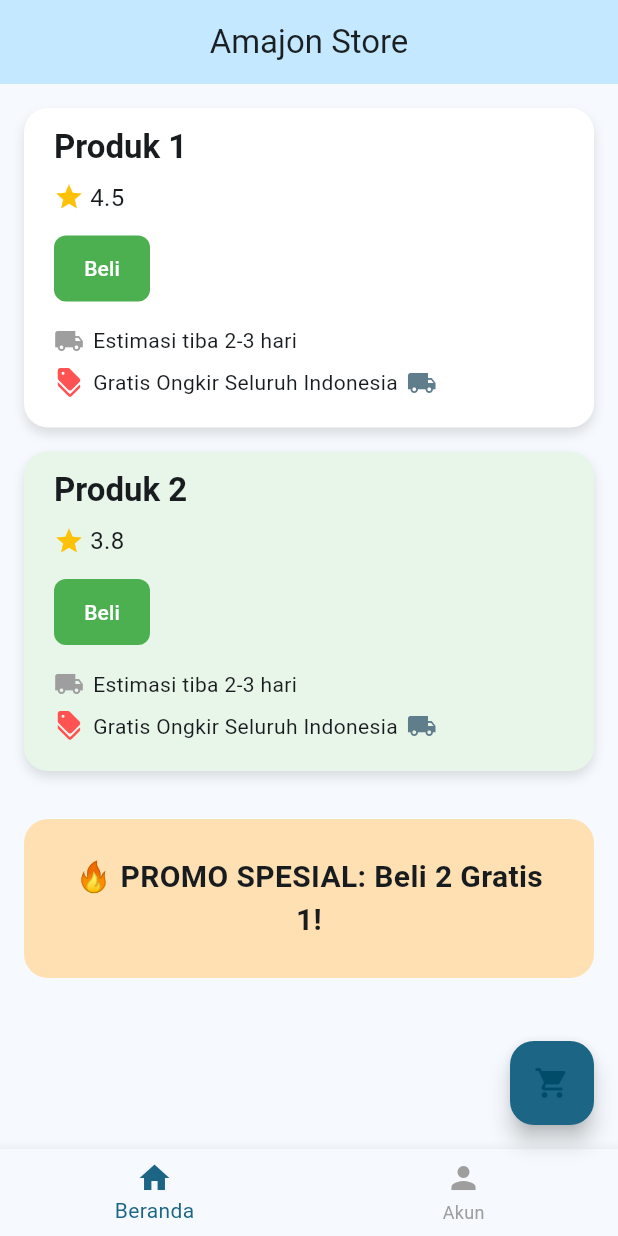
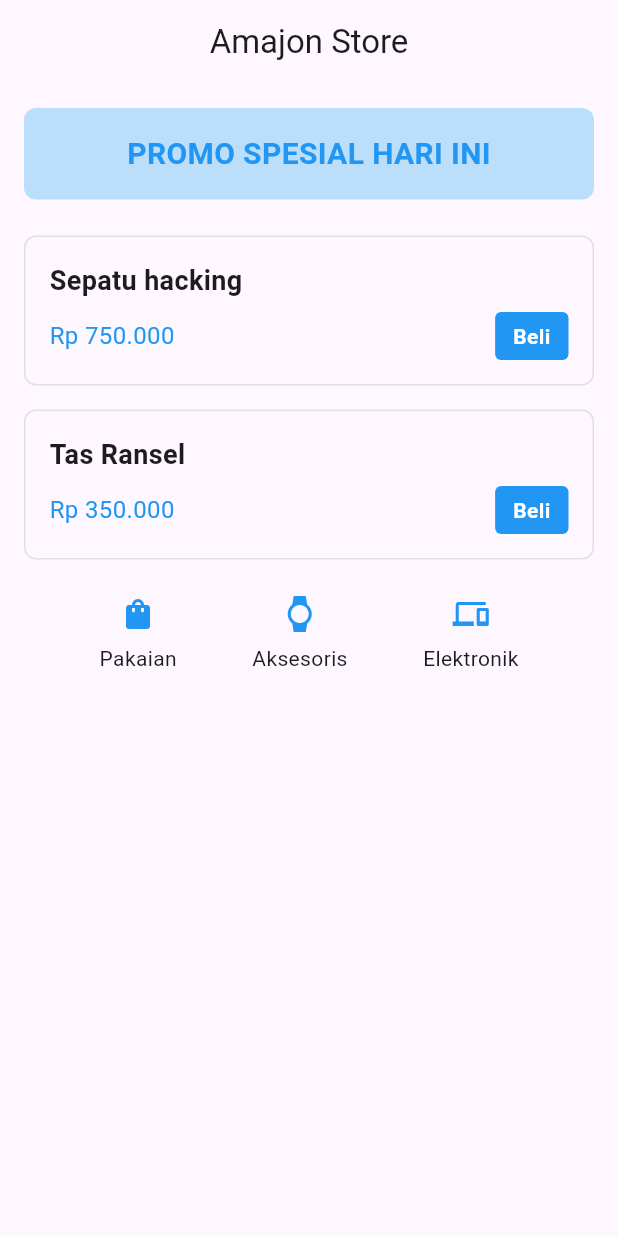
Before and after one commit to adeliarahmas/adelia_2300016054_Tekmob, a Flutter app: the screen it shows after launch, on a phone screen of 412 x 824 dp. Run offline on Flutter 3.47's test engine with Material 3 defaults, Android fonts, the phone set to English and light mode, and no system bars.

Commit message:
Update main.dart

```diff
--- a/lib/main.dart
+++ b/lib/main.dart
@@ -1,144 +1,191 @@
 import 'package:flutter/material.dart';
 
-void main() {
-  runApp(const MyApp());
-}
+void main() => runApp(const MyApp());
 
 class MyApp extends StatelessWidget {
-  const MyApp({super.key});
+  const MyApp({Key? key}) : super(key: key);
 
   @override
   Widget build(BuildContext context) {
     return MaterialApp(
       title: 'Amajon Store',
-      theme: ThemeData(
-        colorScheme: ColorScheme.fromSeed(seedColor: Colors.lightBlueAccent),
-        useMaterial3: true,
-        fontFamily: 'Roboto',
-      ),
-      home: const MyHomePage(),
-      debugShowCheckedModeBanner: false,
+      theme: ThemeData(),
+      home: const ECommerceScreen(),
     );
   }
 }
 
-class MyHomePage extends StatelessWidget {
-  const MyHomePage({super.key});
+class ECommerceScreen extends StatelessWidget {
+  const ECommerceScreen({Key? key}) : super(key: key);
 
   @override
   Widget build(BuildContext context) {
     return Scaffold(
-      appBar: AppBar(
-        title: const Text("Amajon Store"),
-        centerTitle: true,
-        backgroundColor: Theme.of(context).colorScheme.primaryContainer,
-        foregroundColor: Colors.black87,
-      ),
-      body: ListView(
+      appBar: AppBar(title: const Text('Amajon Store'), centerTitle: true),
+      body: SafeArea(
+        child: Column(
+          crossAxisAlignment: CrossAxisAlignment.stretch,
+          children: <Widget>[
+            // Banner Promo
+            Container(
+              margin: const EdgeInsets.all(16.0),
               padding: const EdgeInsets.all(16.0),
-        children: [
-          buildProductCard(context, "Produk 1", Colors.white, 4.5),
-          const SizedBox(height: 16),
-          buildProductCard(context, "Produk 2", Colors.green.shade50, 3.8),
-          const SizedBox(height: 32),
-          // Footer promo
-          Container(
-            padding: const EdgeInsets.all(24),
               decoration: BoxDecoration(
-              color: Colors.orange.shade100,
-              borderRadius: BorderRadius.circular(16),
+                color: Colors.blue.shade100,
+                borderRadius: BorderRadius.circular(8.0),
               ),
               child: const Text(
-              "🔥 PROMO SPESIAL: Beli 2 Gratis 1!",
-              style: TextStyle(fontSize: 20, fontWeight: FontWeight.bold),
+                'PROMO SPESIAL HARI INI',
                 textAlign: TextAlign.center,
+                style: TextStyle(
+                  fontSize: 20.0,
+                  fontWeight: FontWeight.bold,
+                  color: Colors.blue,
+                ),
+              ),
+            ),
+
+            // Produk 1
+            Container(
+              margin: const EdgeInsets.symmetric(
+                horizontal: 16.0,
+                vertical: 8.0,
+              ),
+              padding: const EdgeInsets.all(16.0),
+              decoration: BoxDecoration(
+                border: Border.all(color: Colors.grey.shade300),
+                borderRadius: BorderRadius.circular(8.0),
+              ),
+              child: Column(
+                crossAxisAlignment: CrossAxisAlignment.start,
+                children: <Widget>[
+                  const Text(
+                    'Sepatu hacking',
+                    style: TextStyle(
+                      fontSize: 18.0,
+                      fontWeight: FontWeight.bold,
+                    ),
+                  ),
+                  const SizedBox(height: 8.0),
+                  Row(
+                    mainAxisAlignment: MainAxisAlignment.spaceBetween,
+                    children: <Widget>[
+                      const Text(
+                        'Rp 750.000',
+                        style: TextStyle(color: Colors.blue, fontSize: 16.0),
+                      ),
+                      Container(
+                        padding: const EdgeInsets.symmetric(
+                          horizontal: 12.0,
+                          vertical: 6.0,
+                        ),
+                        decoration: BoxDecoration(
+                          color: Colors.blue,
+                          borderRadius: BorderRadius.circular(4.0),
+                        ),
+                        child: const Center(
+                          child: Text(
+                            'Beli',
+                            style: TextStyle(
+                              color: Colors.white,
+                              fontWeight: FontWeight.bold,
+                            ),
+                          ),
                         ),
                       ),
                     ],
                   ),
-      floatingActionButton: FloatingActionButton(
-        onPressed: () {},
-        backgroundColor: Theme.of(context).colorScheme.primary,
-        child: const Icon(Icons.shopping_cart),
-      ),
-      bottomNavigationBar: BottomNavigationBar(
-        selectedItemColor: Theme.of(context).colorScheme.primary,
-        unselectedItemColor: Colors.grey,
-        items: const [
-          BottomNavigationBarItem(icon: Icon(Icons.home), label: 'Beranda'),
-          BottomNavigationBarItem(icon: Icon(Icons.person), label: 'Akun'),
                 ],
               ),
-    );
-  }
+            ),
 
-  Widget buildProductCard(
-    BuildContext context,
-    String title,
-    Color bgColor,
-    double rating,
-  ) {
-    return Container(
-      padding: const EdgeInsets.only(left: 20, top: 12, right: 12, bottom: 20),
+            // Produk 2
+            Container(
+              margin: const EdgeInsets.symmetric(
+                horizontal: 16.0,
+                vertical: 8.0,
+              ),
+              padding: const EdgeInsets.all(16.0),
               decoration: BoxDecoration(
-        color: bgColor,
-        borderRadius: BorderRadius.circular(16),
-        boxShadow: const [
-          BoxShadow(color: Colors.black12, blurRadius: 6, offset: Offset(0, 4)),
-        ],
+                border: Border.all(color: Colors.grey.shade300),
+                borderRadius: BorderRadius.circular(8.0),
               ),
               child: Column(
                 crossAxisAlignment: CrossAxisAlignment.start,
-        children: [
-          Text(
-            title,
-            style: Theme.of(
-              context,
-            ).textTheme.titleLarge?.copyWith(fontWeight: FontWeight.bold),
-          ),
-          const SizedBox(height: 8),
-          Row(
-            children: [
-              const Icon(Icons.star, color: Colors.amber, size: 20),
-              const SizedBox(width: 4),
-              Text(rating.toString(), style: const TextStyle(fontSize: 16)),
-            ],
-          ),
-          const SizedBox(height: 12),
-          FilledButton(
-            onPressed: () {},
-            style: FilledButton.styleFrom(
-              backgroundColor: Colors.green,
-              padding: const EdgeInsets.symmetric(horizontal: 20, vertical: 12),
-              shape: RoundedRectangleBorder(
-                borderRadius: BorderRadius.circular(8),
+                children: <Widget>[
+                  const Text(
+                    'Tas Ransel',
+                    style: TextStyle(
+                      fontSize: 18.0,
+                      fontWeight: FontWeight.bold,
                     ),
                   ),
-            child: const Text("Beli"),
+                  const SizedBox(height: 8.0),
+                  Row(
+                    mainAxisAlignment: MainAxisAlignment.spaceBetween,
+                    children: <Widget>[
+                      const Text(
+                        'Rp 350.000',
+                        style: TextStyle(color: Colors.blue, fontSize: 16.0),
                       ),
-          const SizedBox(height: 14),
-          Row(
-            children: const [
-              Icon(Icons.local_shipping, size: 20, color: Colors.grey),
-              SizedBox(width: 6),
-              Text("Estimasi tiba 2-3 hari", style: TextStyle(fontSize: 14)),
-            ],
+                      Container(
+                        padding: const EdgeInsets.symmetric(
+                          horizontal: 12.0,
+                          vertical: 6.0,
                         ),
-          const SizedBox(height: 8),
-          Row(
-            children: const [
-              Icon(Icons.discount, size: 20, color: Colors.redAccent),
-              SizedBox(width: 6),
-              Text(
-                "Gratis Ongkir Seluruh Indonesia",
-                style: TextStyle(fontSize: 14),
+                        decoration: BoxDecoration(
+                          color: Colors.blue,
+                          borderRadius: BorderRadius.circular(4.0),
                         ),
-              SizedBox(width: 6),
-              Icon(Icons.local_shipping, size: 20, color: Colors.blueGrey),
+                        child: const Center(
+                          child: Text(
+                            'Beli',
+                            style: TextStyle(
+                              color: Colors.white,
+                              fontWeight: FontWeight.bold,
+                            ),
+                          ),
+                        ),
+                      ),
                     ],
                   ),
                 ],
               ),
+            ),
+
+            // Kategori
+            Container(
+              margin: const EdgeInsets.all(16.0),
+              child: Row(
+                mainAxisAlignment: MainAxisAlignment.spaceEvenly,
+                children: <Widget>[
+                  Column(
+                    children: const <Widget>[
+                      Icon(Icons.shopping_bag, color: Colors.blue),
+                      SizedBox(height: 8.0),
+                      Text('Pakaian'),
+                    ],
+                  ),
+                  Column(
+                    children: const <Widget>[
+                      Icon(Icons.watch, color: Colors.blue),
+                      SizedBox(height: 8.0),
+                      Text('Aksesoris'),
+                    ],
+                  ),
+                  Column(
+                    children: const <Widget>[
+                      Icon(Icons.devices, color: Colors.blue),
+                      SizedBox(height: 8.0),
+                      Text('Elektronik'),
+                    ],
+                  ),
+                ],
+              ),
+            ),
+          ],
+        ),
+      ),
     );
   }
 }
```
Lines whose indentation alone changed are shown as unchanged.
